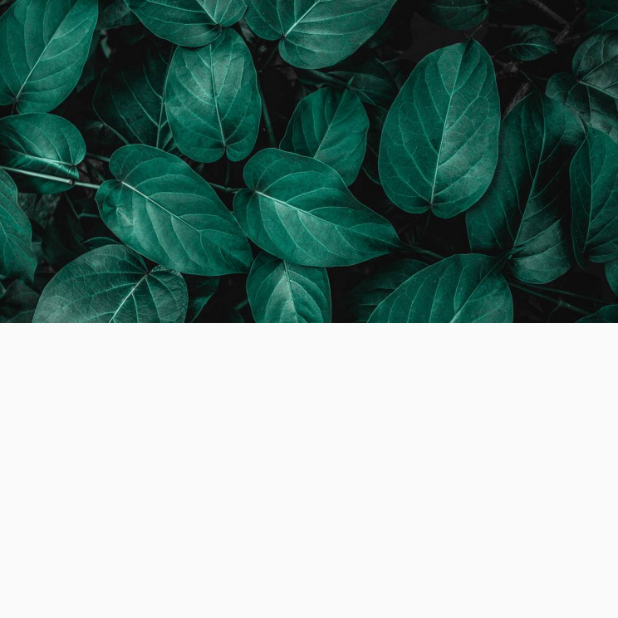
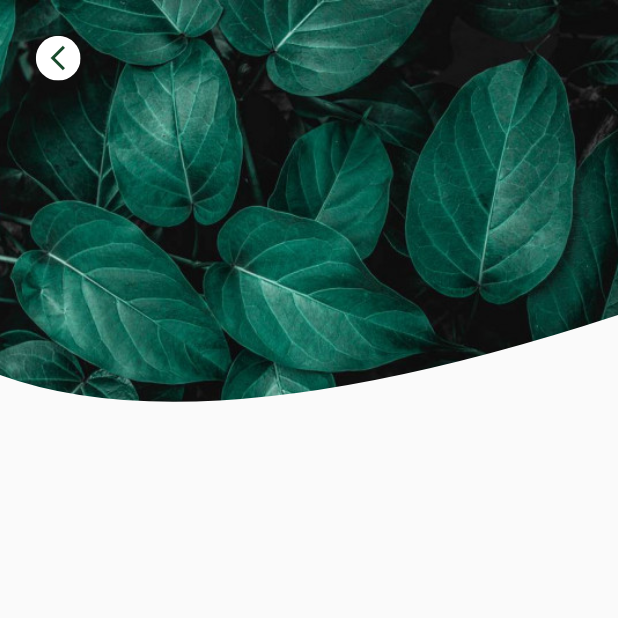
Before and after one commit to Zia9335/flutter-plant-app, a Flutter app: the screen it shows after launch, on a phone screen of 412 x 824 dp, the top half of it. Run offline on Flutter 3.47's test engine with Material 2 defaults, Android fonts, the phone set to English and light mode, and no system bars; our stand-ins replace flutter_screenutil.

Commit message:
clip image add

```diff
--- /dev/null
+++ b/lib/core/constants/colors_constants.dart
@@ -0,0 +1,6 @@
+import 'package:flutter/material.dart';
+
+const Color kDarkGreen = Color(0xFF184A2C);
+const Color kGreen = Color(0xFF76B536);
+const Color kLightGreenAccent = Color(0xFFEBFDF2);
+const Color kBlack = Color(0xFF000000);
--- a/lib/ui/screens/login/login_screen.dart
+++ b/lib/ui/screens/login/login_screen.dart
@@ -1,4 +1,6 @@
 import 'package:flutter/material.dart';
+import 'package:flutter_screenutil/flutter_screenutil.dart';
+import 'package:w3/core/constants/colors_constants.dart';
 
 class LoninScreen extends StatelessWidget {
   LoninScreen({Key? key}) : super(key: key);
@@ -10,15 +12,34 @@ class LoninScreen extends StatelessWidget {
       child: Scaffold(
         body: SingleChildScrollView(
           child: Stack(
+            clipBehavior: Clip.antiAliasWithSaveLayer,
             children: [
-              const Image(
+              ClipPath(
+                child: const Image(
+                  height: 300,
                   fit: BoxFit.cover,
-                  image:
-                      AssetImage('assets/images/green-plants-loginscreen.jpg')),
-              Form(
-                key: _formKey,
-                child: Column(
-                  children: const [],
+                  image: AssetImage(
+                    'assets/images/green-plants-loginscreen.jpg',
+                  ),
+                ),
+                clipper: _LoginScreenClipper(),
+              ),
+              Positioned(
+                top: 20.h,
+                left: 20.h,
+                // bottom: 30,
+                child: ClipOval(
+                  child: Container(
+                    height: 25.h,
+                    width: 25.h,
+                    alignment: Alignment.centerRight,
+                    color: Colors.white,
+                    child: const Icon(
+                      Icons.arrow_back_ios,
+                      color: kDarkGreen,
+                      size: 20,
+                    ),
+                  ),
                 ),
               ),
             ],
@@ -28,3 +49,24 @@ class LoninScreen extends StatelessWidget {
     );
   }
 }
+
+class _LoginScreenClipper extends CustomClipper<Path> {
+  @override
+  Path getClip(Size size) {
+    final path = Path();
+    path.lineTo(0, size.height - 50);
+
+    path.quadraticBezierTo(
+      size.width / 3,
+      size.height,
+      size.width,
+      size.height - 90,
+    );
+    path.lineTo(size.width, 0);
+    path.close();
+    return path;
+  }
+
+  @override
+  bool shouldReclip(CustomClipper<Path> oldClipper) => false;
+}
```
